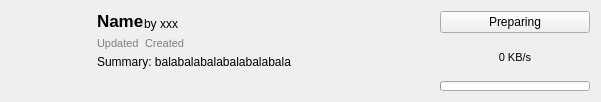
Old version of the form src/ui/modrinth/modrinthmoditemwidget.ui in the repository kaniol-lck/modmanager.
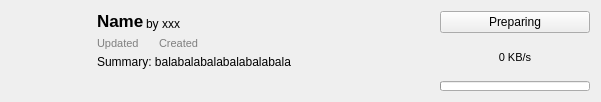
New version of the form. Icons and pictures are not drawn.

Commit message: date time

```diff
--- a/src/ui/modrinth/modrinthmoditemwidget.ui
+++ b/src/ui/modrinth/modrinthmoditemwidget.ui
@@ -14,10 +14,7 @@
    <string>Form</string>
   </property>
   <layout class="QGridLayout" name="gridLayout">
-   <property name="verticalSpacing">
-    <number>2</number>
-   </property>
-   <item row="0" column="0" rowspan="3">
+   <item row="0" column="0">
     <widget class="QLabel" name="modIcon">
      <property name="sizePolicy">
       <sizepolicy hsizetype="Fixed" vsizetype="Fixed">
@@ -46,6 +43,11 @@
     </widget>
    </item>
    <item row="0" column="1">
+    <layout class="QVBoxLayout" name="verticalLayout_2">
+     <property name="spacing">
+      <number>2</number>
+     </property>
+     <item>
     <layout class="QHBoxLayout" name="horizontalLayout">
      <item>
       <widget class="QLabel" name="modName">
@@ -110,7 +112,129 @@
      </item>
     </layout>
    </item>
-   <item row="0" column="2" rowspan="3">
+     <item>
+      <layout class="QHBoxLayout" name="horizontalLayout_2">
+       <item>
+        <widget class="QLabel" name="label">
+         <property name="font">
+          <font>
+           <pointsize>8</pointsize>
+          </font>
+         </property>
+         <property name="styleSheet">
+          <string notr="true">color: rgb(127, 127, 127);</string>
+         </property>
+         <property name="text">
+          <string>Updated</string>
+         </property>
+        </widget>
+       </item>
+       <item>
+        <widget class="QLabel" name="modUpdateDate">
+         <property name="font">
+          <font>
+           <pointsize>8</pointsize>
+          </font>
+         </property>
+         <property name="styleSheet">
+          <string notr="true">color: rgb(127, 127, 127);</string>
+         </property>
+         <property name="text">
+          <string/>
+         </property>
+        </widget>
+       </item>
+       <item>
+        <spacer name="horizontalSpacer_3">
+         <property name="orientation">
+          <enum>Qt::Horizontal</enum>
+         </property>
+         <property name="sizeType">
+          <enum>QSizePolicy::Fixed</enum>
+         </property>
+         <property name="sizeHint" stdset="0">
+          <size>
+           <width>10</width>
+           <height>0</height>
+          </size>
+         </property>
+        </spacer>
+       </item>
+       <item>
+        <widget class="QLabel" name="label_3">
+         <property name="font">
+          <font>
+           <pointsize>8</pointsize>
+          </font>
+         </property>
+         <property name="styleSheet">
+          <string notr="true">color: rgb(127, 127, 127);</string>
+         </property>
+         <property name="text">
+          <string>Created</string>
+         </property>
+        </widget>
+       </item>
+       <item>
+        <widget class="QLabel" name="modCreateDate">
+         <property name="font">
+          <font>
+           <pointsize>8</pointsize>
+          </font>
+         </property>
+         <property name="styleSheet">
+          <string notr="true">color: rgb(127, 127, 127);</string>
+         </property>
+         <property name="text">
+          <string/>
+         </property>
+        </widget>
+       </item>
+       <item>
+        <spacer name="horizontalSpacer_2">
+         <property name="orientation">
+          <enum>Qt::Horizontal</enum>
+         </property>
+         <property name="sizeHint" stdset="0">
+          <size>
+           <width>40</width>
+           <height>20</height>
+          </size>
+         </property>
+        </spacer>
+       </item>
+      </layout>
+     </item>
+     <item>
+      <widget class="QLabel" name="modSummary">
+       <property name="sizePolicy">
+        <sizepolicy hsizetype="Preferred" vsizetype="Expanding">
+         <horstretch>0</horstretch>
+         <verstretch>0</verstretch>
+        </sizepolicy>
+       </property>
+       <property name="font">
+        <font>
+         <italic>false</italic>
+        </font>
+       </property>
+       <property name="toolTip">
+        <string notr="true"/>
+       </property>
+       <property name="text">
+        <string>Summary: balabalabalabalabalabala</string>
+       </property>
+       <property name="alignment">
+        <set>Qt::AlignLeading|Qt::AlignLeft|Qt::AlignTop</set>
+       </property>
+       <property name="wordWrap">
+        <bool>true</bool>
+       </property>
+      </widget>
+     </item>
+    </layout>
+   </item>
+   <item row="0" column="2">
     <layout class="QVBoxLayout" name="verticalLayout">
      <item>
       <widget class="QPushButton" name="downloadButton">
@@ -201,110 +325,6 @@
      </item>
     </layout>
    </item>
-   <item row="1" column="1">
-    <layout class="QHBoxLayout" name="horizontalLayout_2">
-     <item>
-      <widget class="QLabel" name="label">
-       <property name="font">
-        <font>
-         <pointsize>8</pointsize>
-        </font>
-       </property>
-       <property name="styleSheet">
-        <string notr="true">color: rgb(127, 127, 127);</string>
-       </property>
-       <property name="text">
-        <string>Updated</string>
-       </property>
-      </widget>
-     </item>
-     <item>
-      <widget class="QLabel" name="modUpdateDate">
-       <property name="font">
-        <font>
-         <pointsize>8</pointsize>
-        </font>
-       </property>
-       <property name="styleSheet">
-        <string notr="true">color: rgb(127, 127, 127);</string>
-       </property>
-       <property name="text">
-        <string/>
-       </property>
-      </widget>
-     </item>
-     <item>
-      <widget class="QLabel" name="label_3">
-       <property name="font">
-        <font>
-         <pointsize>8</pointsize>
-        </font>
-       </property>
-       <property name="styleSheet">
-        <string notr="true">color: rgb(127, 127, 127);</string>
-       </property>
-       <property name="text">
-        <string>Created</string>
-       </property>
-      </widget>
-     </item>
-     <item>
-      <widget class="QLabel" name="modCreateDate">
-       <property name="font">
-        <font>
-         <pointsize>8</pointsize>
-        </font>
-       </property>
-       <property name="styleSheet">
-        <string notr="true">color: rgb(127, 127, 127);</string>
-       </property>
-       <property name="text">
-        <string/>
-       </property>
-      </widget>
-     </item>
-     <item>
-      <spacer name="horizontalSpacer_2">
-       <property name="orientation">
-        <enum>Qt::Horizontal</enum>
-       </property>
-       <property name="sizeHint" stdset="0">
-        <size>
-         <width>40</width>
-         <height>20</height>
-        </size>
-       </property>
-      </spacer>
-     </item>
-    </layout>
-   </item>
-   <item row="2" column="1">
-    <widget class="QLabel" name="modSummary">
-     <property name="sizePolicy">
-      <sizepolicy hsizetype="Preferred" vsizetype="Expanding">
-       <horstretch>0</horstretch>
-       <verstretch>0</verstretch>
-      </sizepolicy>
-     </property>
-     <property name="font">
-      <font>
-       <italic>false</italic>
-      </font>
-     </property>
-     <property name="toolTip">
-      <string notr="true"/>
-     </property>
-     <property name="text">
-      <string>Summary: balabalabalabalabalabala</string>
-     </property>
-     <property name="alignment">
-      <set>Qt::AlignLeading|Qt::AlignLeft|Qt::AlignTop</set>
-     </property>
-     <property name="wordWrap">
-      <bool>true</bool>
-     </property>
-    </widget>
-   </item>
   </layout>
  </widget>
  <resources/>
```
Lines whose indentation alone changed are shown as unchanged. The commit also changes 6 other files.
